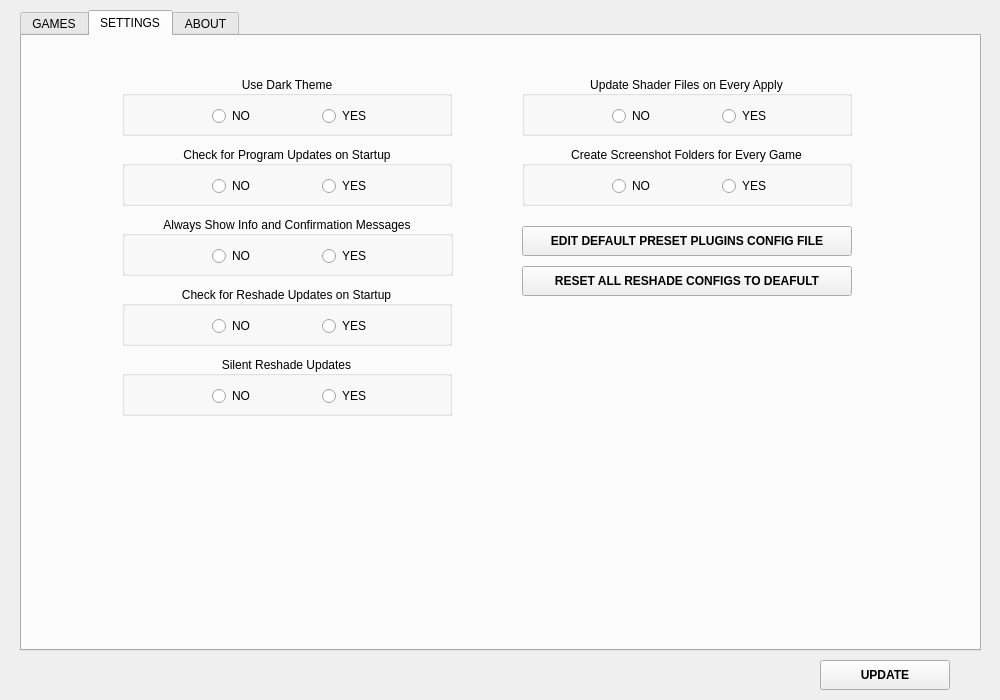
First picture: the form in src/ui/main.ui, repository ddc/ReShadeUtils, before the edit.
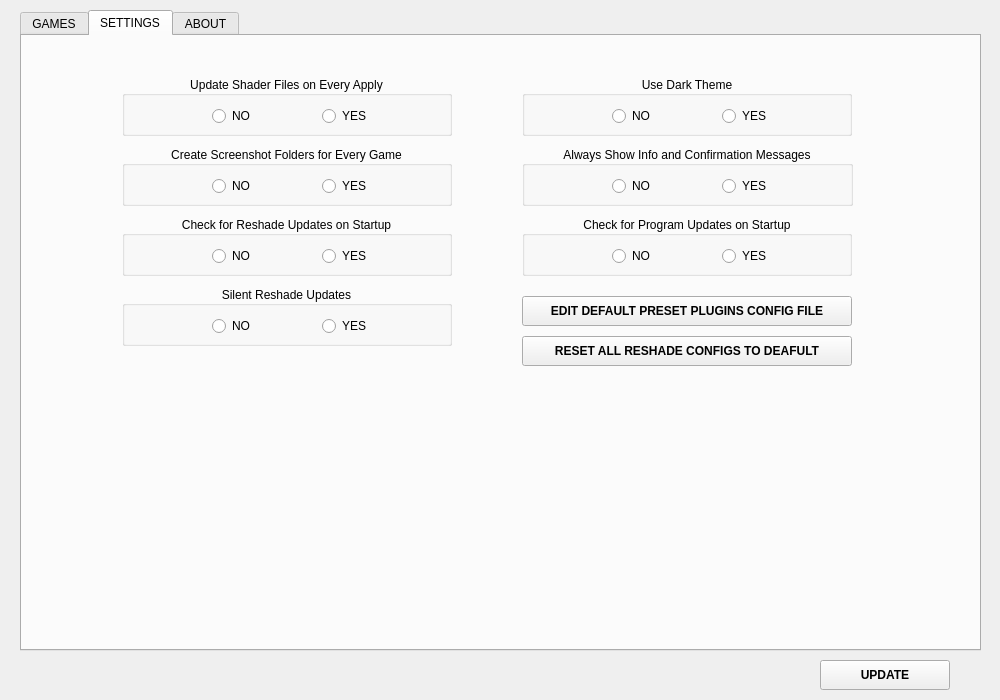
Second picture: the form after the edit. The open tabs and pages were chosen to show the change. Icons and pictures are not drawn.

Diff of the .ui file:
```diff
--- a/src/ui/main.ui
+++ b/src/ui/main.ui
@@ -342,7 +342,7 @@
     <widget class="QGroupBox" name="update_shaders_groupBox">
      <property name="geometry">
       <rect>
-       <x>500</x>
+       <x>100</x>
        <y>40</y>
        <width>330</width>
        <height>60</height>
@@ -387,8 +387,8 @@
     <widget class="QGroupBox" name="check_program_updates_groupBox">
      <property name="geometry">
       <rect>
-       <x>100</x>
-       <y>110</y>
+       <x>500</x>
+       <y>180</y>
        <width>330</width>
        <height>60</height>
       </rect>
@@ -429,7 +429,7 @@
     <widget class="QGroupBox" name="use_dark_theme_groupBox">
      <property name="geometry">
       <rect>
-       <x>100</x>
+       <x>500</x>
        <y>40</y>
        <width>330</width>
        <height>60</height>
@@ -471,7 +471,7 @@
     <widget class="QGroupBox" name="create_screenshots_folder_groupBox">
      <property name="geometry">
       <rect>
-       <x>500</x>
+       <x>100</x>
        <y>110</y>
        <width>330</width>
        <height>60</height>
@@ -514,7 +514,7 @@
      <property name="geometry">
       <rect>
        <x>100</x>
-       <y>250</y>
+       <y>180</y>
        <width>330</width>
        <height>60</height>
       </rect>
@@ -556,7 +556,7 @@
      <property name="geometry">
       <rect>
        <x>100</x>
-       <y>320</y>
+       <y>250</y>
        <width>330</width>
        <height>60</height>
       </rect>
@@ -597,8 +597,8 @@
     <widget class="QGroupBox" name="show_info_messages_groupBox">
      <property name="geometry">
       <rect>
-       <x>100</x>
-       <y>180</y>
+       <x>500</x>
+       <y>110</y>
        <width>331</width>
        <height>60</height>
       </rect>
@@ -640,7 +640,7 @@
      <property name="geometry">
       <rect>
        <x>500</x>
-       <y>230</y>
+       <y>300</y>
        <width>330</width>
        <height>30</height>
       </rect>
@@ -672,7 +672,7 @@
      <property name="geometry">
       <rect>
        <x>500</x>
-       <y>190</y>
+       <y>260</y>
        <width>330</width>
        <height>30</height>
       </rect>
```
Left out of the diff: 2 changed lines with no effect on the pictures.
